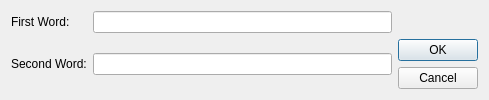
Old version of the form AA_lab_01/stringdialog.ui in the repository TheSawIsTheLaw/AlgorithmAnalysis.
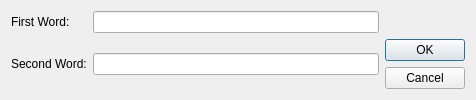
New version of the form.

Diff of the .ui file:
```diff
--- a/AA_lab_01/stringdialog.ui
+++ b/AA_lab_01/stringdialog.ui
@@ -6,8 +6,8 @@
    <rect>
     <x>0</x>
     <y>0</y>
-    <width>489</width>
-    <height>94</height>
+    <width>476</width>
+    <height>97</height>
    </rect>
   </property>
   <property name="windowTitle">
```
Left out of the diff: 4 changed lines with no effect on the pictures.
